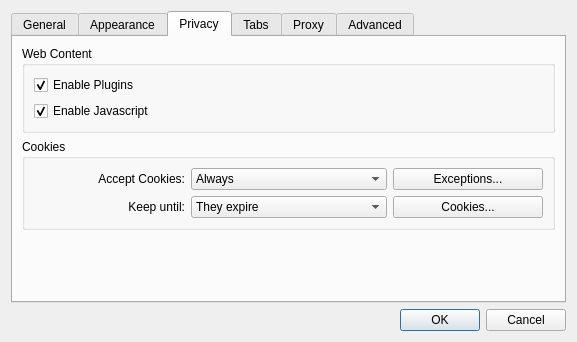
This is src/settings.ui in EndorphinBrowser/browser as Qt 5 draws it before an edit. The edited form follows.
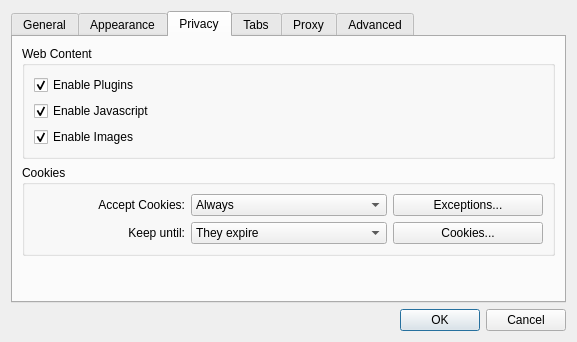
This is the edited form. The open tabs and pages were chosen to show the change.

Commit message: Add option to disable the loading of images Issue: 69

Patch:
```diff
--- a/src/settings.ui
+++ b/src/settings.ui
@@ -308,6 +308,16 @@
             </property>
            </widget>
           </item>
+          <item>
+           <widget class="QCheckBox" name="enableImages" >
+            <property name="text" >
+             <string>Enable Images</string>
+            </property>
+            <property name="checked" >
+             <bool>true</bool>
+            </property>
+           </widget>
+          </item>
          </layout>
         </widget>
        </item>
```
The commit also changes 2 other files.
